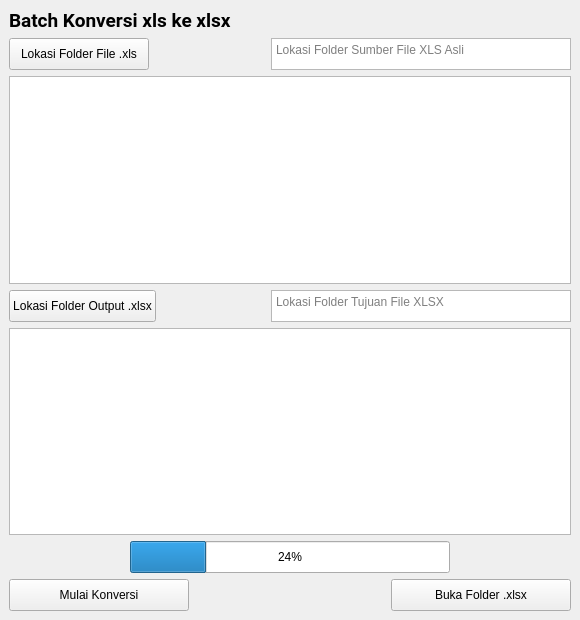
Before: the Qt Designer form UI/ui_batchxlstoxlsx.ui in NubiOmega/Saving-Your-Quality-Time, drawn with Qt 5.
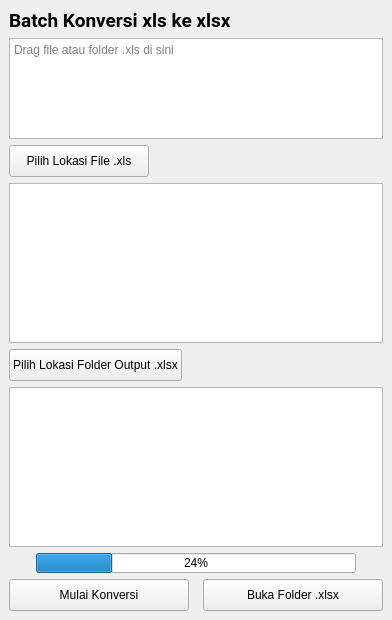
After: the same form once the commit is applied. Icons and pictures are not drawn.

Commit message: fix dan menambahkan drag drop convert xls

What changed in the file:
```diff
--- a/UI/ui_batchxlstoxlsx.ui
+++ b/UI/ui_batchxlstoxlsx.ui
@@ -6,7 +6,7 @@
    <rect>
     <x>0</x>
     <y>0</y>
-    <width>580</width>
+    <width>392</width>
     <height>620</height>
    </rect>
   </property>
@@ -39,6 +39,13 @@
       </property>
      </widget>
     </item>
+    <item>
+     <widget class="QTextEdit" name="textEditDragDropFiles">
+      <property name="placeholderText">
+       <string>Drag file atau folder .xls di sini</string>
+      </property>
+     </widget>
+    </item>
     <item>
      <layout class="QHBoxLayout" name="sourceBtn_hLayout">
       <property name="spacing">
@@ -59,7 +66,7 @@
          </size>
         </property>
         <property name="text">
-         <string>Lokasi Folder File .xls</string>
+         <string>Pilih Lokasi File .xls</string>
         </property>
        </widget>
       </item>
@@ -76,29 +83,17 @@
         </property>
        </spacer>
       </item>
-      <item>
-       <widget class="QTextBrowser" name="textBrowser_lokasiSumber">
-        <property name="minimumSize">
-         <size>
-          <width>300</width>
-          <height>32</height>
-         </size>
-        </property>
-        <property name="maximumSize">
-         <size>
-          <width>16777215</width>
-          <height>32</height>
-         </size>
-        </property>
-        <property name="placeholderText">
-         <string>Lokasi Folder Sumber File XLS Asli</string>
-        </property>
-       </widget>
-      </item>
      </layout>
     </item>
     <item>
-     <widget class="QListWidget" name="listFileItems_lokasiSumber"/>
+     <widget class="QListWidget" name="listFileItems_lokasiSumber">
+      <property name="minimumSize">
+       <size>
+        <width>0</width>
+        <height>160</height>
+       </size>
+      </property>
+     </widget>
     </item>
     <item>
      <layout class="QHBoxLayout" name="outputBtn_hLayout">
@@ -117,7 +112,7 @@
          </size>
         </property>
         <property name="text">
-         <string>Lokasi Folder Output .xlsx</string>
+         <string>Pilih Lokasi Folder Output .xlsx</string>
         </property>
        </widget>
       </item>
@@ -134,36 +129,24 @@
         </property>
        </spacer>
       </item>
-      <item>
-       <widget class="QTextBrowser" name="textBrowser_lokasiTujuan">
-        <property name="minimumSize">
-         <size>
-          <width>300</width>
-          <height>32</height>
-         </size>
-        </property>
-        <property name="maximumSize">
-         <size>
-          <width>16777215</width>
-          <height>32</height>
-         </size>
-        </property>
-        <property name="placeholderText">
-         <string>Lokasi Folder Tujuan File XLSX</string>
-        </property>
-       </widget>
-      </item>
      </layout>
     </item>
     <item>
-     <widget class="QListWidget" name="listFileItems_lokasiTujuan"/>
+     <widget class="QListWidget" name="listFileItems_lokasiTujuan">
+      <property name="minimumSize">
+       <size>
+        <width>0</width>
+        <height>160</height>
+       </size>
+      </property>
+     </widget>
     </item>
     <item alignment="Qt::AlignHCenter">
      <widget class="QProgressBar" name="progressBar">
       <property name="minimumSize">
        <size>
         <width>320</width>
-        <height>32</height>
+        <height>20</height>
        </size>
       </property>
       <property name="value">
```
Left out of the diff: 14 changed lines with no effect on the pictures. The commit also changes 3 other files.
